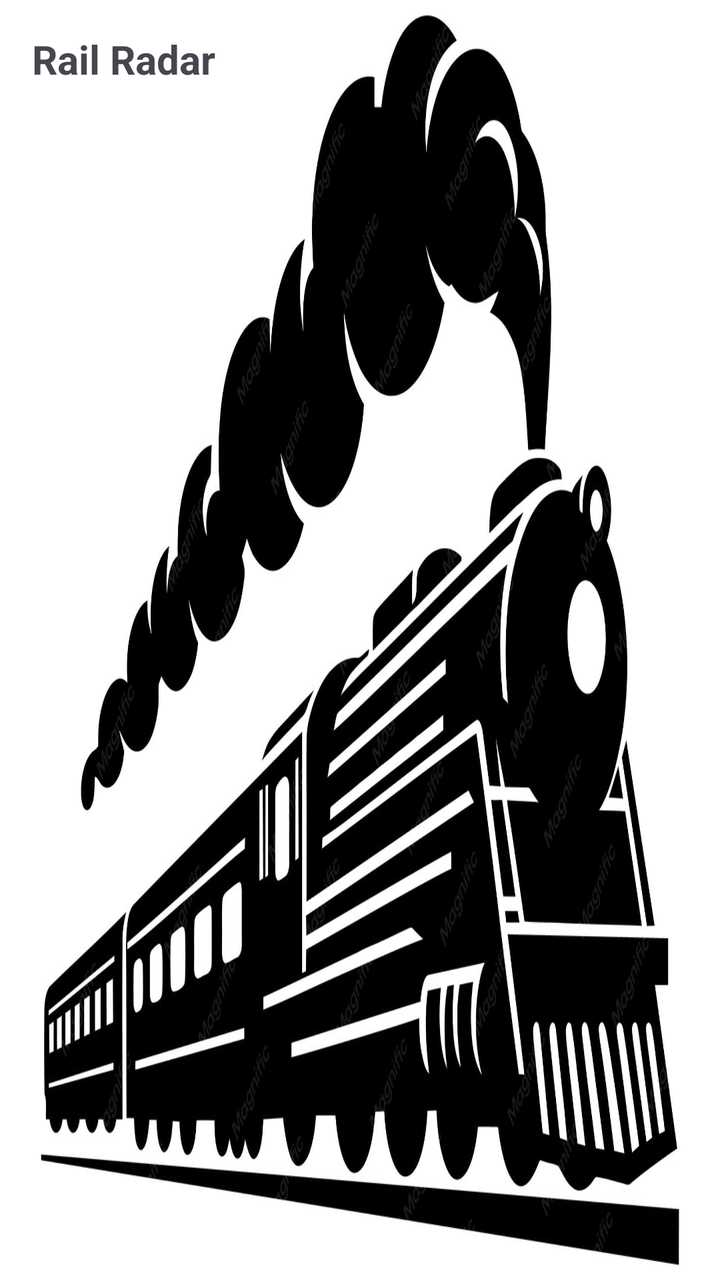
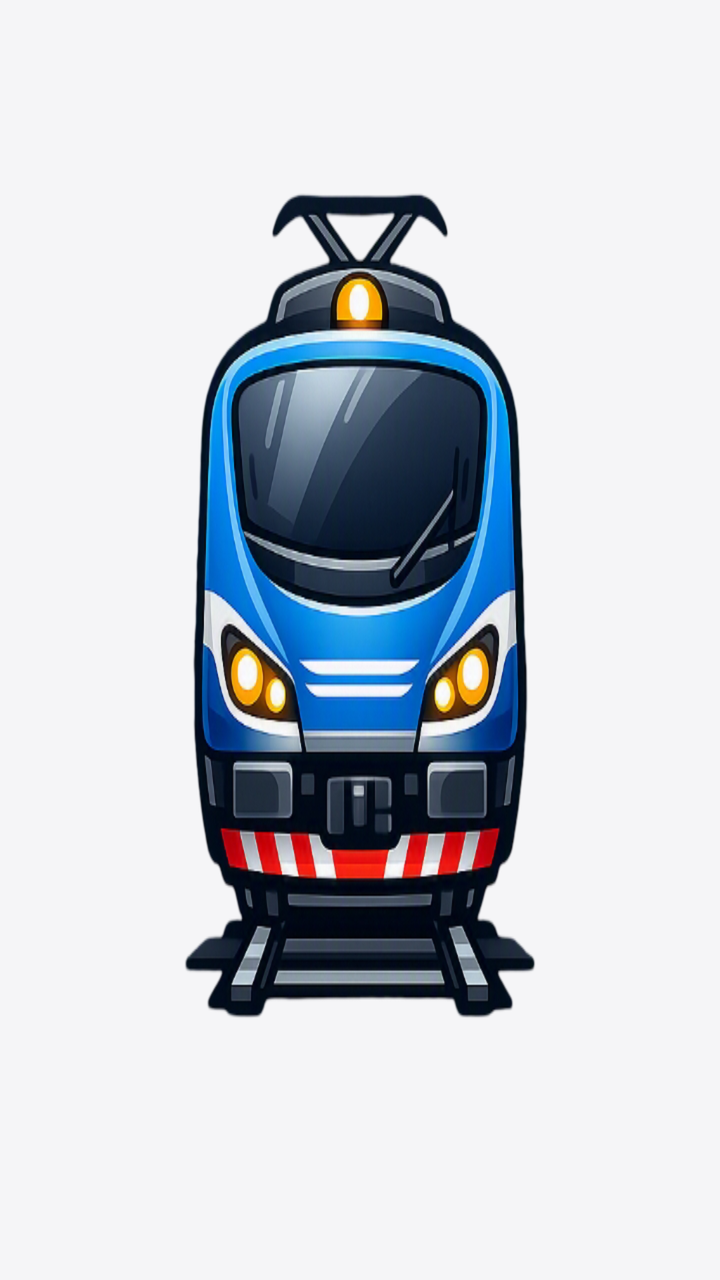

The first picture is an Android layout as it rendered before a commit; the second is the same layout after the commit. The layout source and the unified diff follow.
<!-- AndroidManifest.xml: application theme Theme.RailRadar -->
<!-- res/layout/drawer_header_layout.xml -->
<?xml version="1.0" encoding="utf-8"?>
<LinearLayout
    android:background="@drawable/train_logo"

    android:layout_width="match_parent"
    android:layout_height="200dp"
    android:orientation="vertical"
    android:padding="16dp"
    android:gravity="start"

    xmlns:android="http://schemas.android.com/apk/res/android">
    
    
    
    
    
    
    
    <TextView
        android:layout_width="match_parent"
        android:layout_height="wrap_content"
        android:layout_gravity="bottom"
        android:text="@string/app_name"
        android:textSize="20sp"
        android:textStyle="bold" />

</LinearLayout>
<!-- resources referenced by this layout -->
<resources>
  <!-- drawable train_logo: jpg bitmap (drawable, 165310 bytes) -->
  <string name="app_name">Rail Radar</string>
  
      //Drawer Related Work Here
  <style name="Theme.RailRadar" parent="Theme.Material3.DayNight.NoActionBar">
  
          
          <item name="colorPrimary">#4C6133</item>
          <item name="colorOnPrimary">@color/white</item>
          <item name="colorPrimaryContainer">@color/purple_200</item>
          <item name="colorOnPrimaryContainer">@color/black</item>
  
          
          <item name="colorSecondary">@color/teal_200</item>
          <item name="colorOnSecondary">@color/black</item>
  
          
          <item name="android:statusBarColor">?attr/colorPrimary</item>
  
          
      </style>
  <color name="white">#FFFFFFFF</color>
  
  
      //user route train colors
  <color name="purple_200">#FFBB86FC</color>
  <color name="black">#FF000000</color>
  <color name="teal_200">#FF03DAC5</color>
</resources>

<!-- the commit's change to res/layout/drawer_header_layout.xml (unified diff, before → after) -->
@@ -1,8 +1,8 @@
 <?xml version="1.0" encoding="utf-8"?>
 <LinearLayout
-    android:background="@drawable/train_logo"
+    android:background="@drawable/train_icon_photoroom"
 
-    android:layout_width="match_parent"
+    android:layout_width="200dp"
     android:layout_height="200dp"
     android:orientation="vertical"
     android:padding="16dp"
@@ -16,12 +16,12 @@
     
     
     
-    <TextView
-        android:layout_width="match_parent"
-        android:layout_height="wrap_content"
-        android:layout_gravity="bottom"
-        android:text="@string/app_name"
-        android:textSize="20sp"
-        android:textStyle="bold" />
+
+
+
+
+
+
+
 
 </LinearLayout>
<!-- resource entries referenced after the edit -->
@@ -1,32 +1,30 @@
 <!-- resources referenced by this layout -->
 <resources>
-  <!-- drawable train_logo: jpg bitmap (drawable, 165310 bytes) -->
-  <string name="app_name">Rail Radar</string>
-  
-      //Drawer Related Work Here
+  <!-- drawable train_icon_photoroom: png bitmap (drawable, 256463 bytes) -->
   <style name="Theme.RailRadar" parent="Theme.Material3.DayNight.NoActionBar">
   
           
-          <item name="colorPrimary">#4C6133</item>
-          <item name="colorOnPrimary">@color/white</item>
-          <item name="colorPrimaryContainer">@color/purple_200</item>
-          <item name="colorOnPrimaryContainer">@color/black</item>
+          <item name="colorPrimary">#1E3A8A</item>
+          <item name="colorOnPrimary">#FFFFFF</item>
+          <item name="colorPrimaryContainer">#DBE1FF</item>
+          <item name="colorOnPrimaryContainer">#00174B</item>
   
           
-          <item name="colorSecondary">@color/teal_200</item>
-          <item name="colorOnSecondary">@color/black</item>
+          <item name="colorSecondary">#FF6E40</item>
+          <item name="colorOnSecondary">#FFFFFF</item>
+          <item name="colorSecondaryContainer">#FFDBCF</item>
+          <item name="colorOnSecondaryContainer">#3A0B00</item>
+  
+          
+          <item name="android:colorBackground">#F5F5F7</item>
+          <item name="colorSurface">#FFFFFF</item>
+          <item name="colorOnSurface">#1A1A1A</item>
+          <item name="colorOnSurfaceVariant">#5C5C5C</item>
   
           
           <item name="android:statusBarColor">?attr/colorPrimary</item>
+          <item name="android:windowLightStatusBar">false</item>
   
-          
       </style>
-  <color name="white">#FFFFFFFF</color>
-  
-  
-      //user route train colors
-  <color name="purple_200">#FFBB86FC</color>
-  <color name="black">#FF000000</color>
-  <color name="teal_200">#FF03DAC5</color>
 </resources>
 
